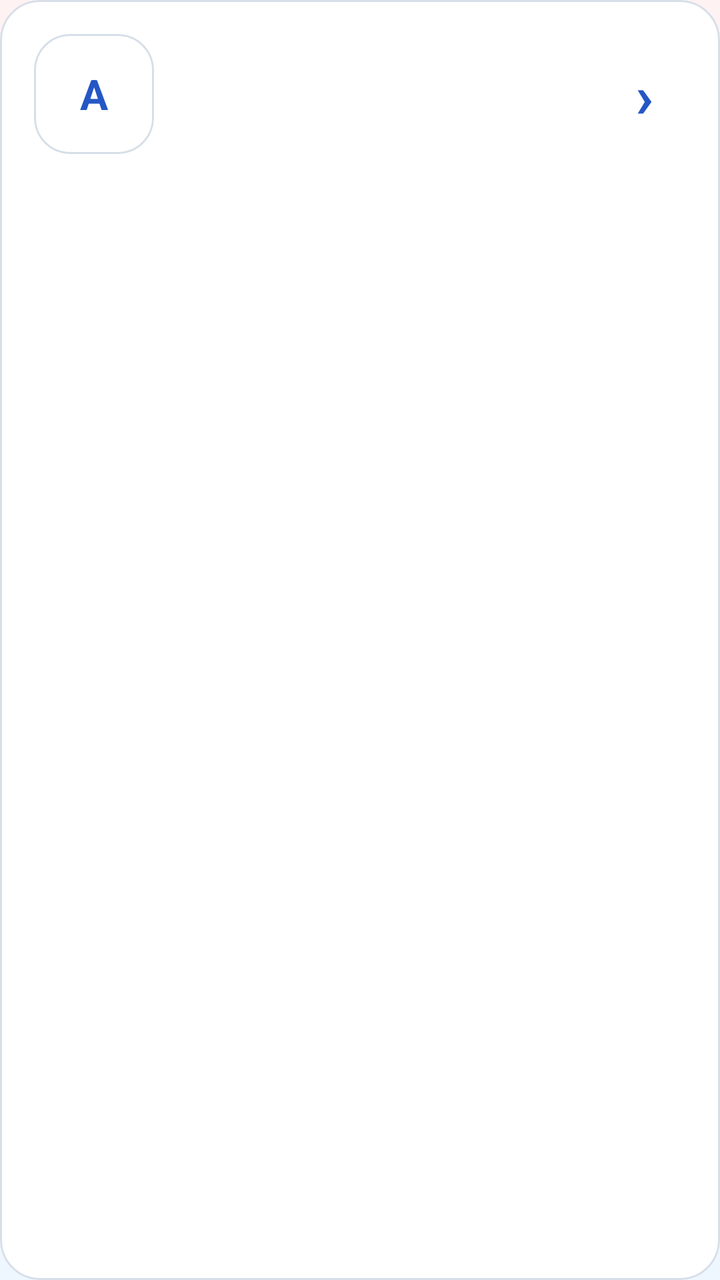
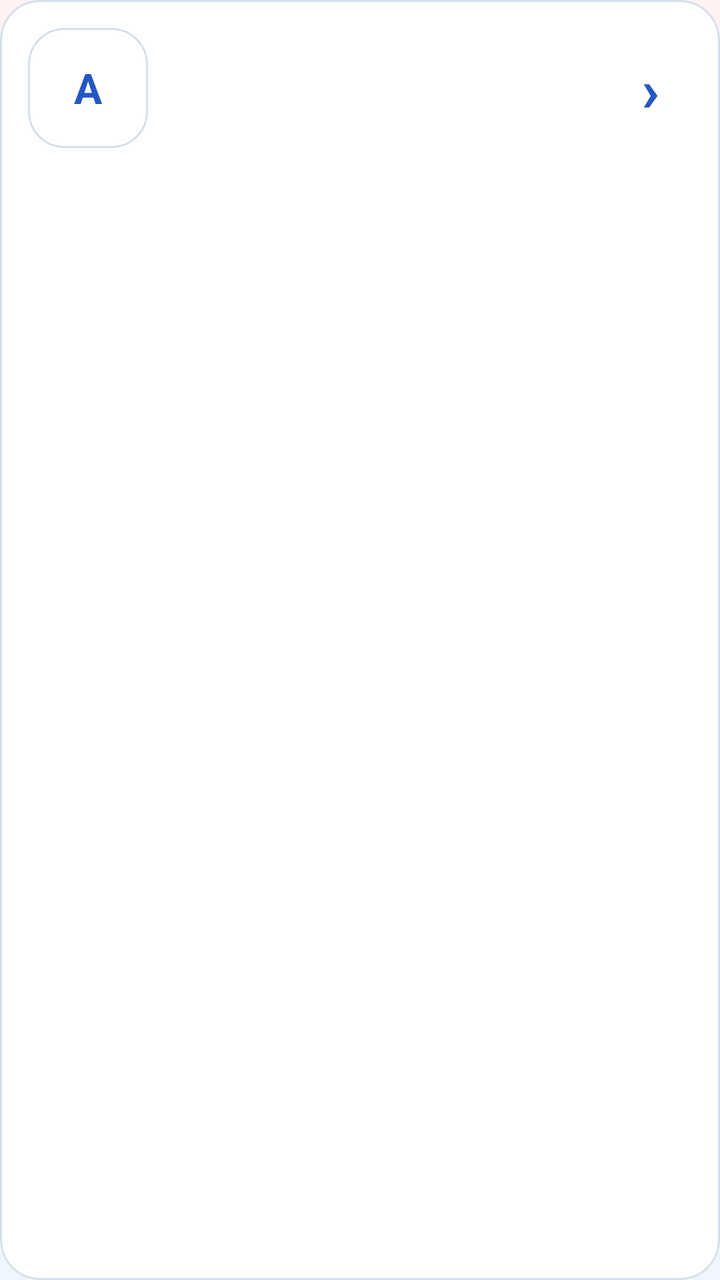

Screens rendered from an Android XML layout before and after an edit, with the pre-edit source and the edit as a unified diff.
<!-- AndroidManifest.xml: application theme Theme.StudySaathi -->
<!-- res/layout/item_subject.xml -->
<?xml version="1.0" encoding="utf-8"?>
<com.google.android.material.card.MaterialCardView xmlns:android="http://schemas.android.com/apk/res/android"
    xmlns:app="http://schemas.android.com/apk/res-auto"
    android:id="@+id/cardSubject"
    android:layout_width="match_parent"
    android:layout_height="wrap_content"
    android:layout_marginBottom="13dp"
    android:clickable="true"
    android:focusable="true"
    android:foreground="?attr/selectableItemBackground"
    app:cardBackgroundColor="@color/ss_surface"
    app:cardCornerRadius="20dp"
    app:cardElevation="0dp"
    app:strokeColor="@color/ss_outline"
    app:strokeWidth="1dp">

    <LinearLayout
        android:layout_width="match_parent"
        android:layout_height="wrap_content"
        android:gravity="center_vertical"
        android:orientation="horizontal"
        android:padding="17dp">

        <com.google.android.material.card.MaterialCardView
            android:id="@+id/cardSubjectIcon"
            android:layout_width="60dp"
            android:layout_height="60dp"
            app:cardBackgroundColor="@color/ss_surface"
            app:cardCornerRadius="18dp"
            app:cardElevation="0dp"
            app:strokeColor="@color/ss_outline"
            app:strokeWidth="1dp">

            <TextView
                android:id="@+id/textSubjectIcon"
                android:layout_width="match_parent"
                android:layout_height="match_parent"
                android:fontFamily="sans-serif-rounded"
                android:gravity="center"
                android:text="A"
                android:textColor="@color/ss_primary"
                android:textSize="21sp"
                android:textStyle="bold" />

        </com.google.android.material.card.MaterialCardView>

        <LinearLayout
            android:layout_width="0dp"
            android:layout_height="wrap_content"
            android:layout_marginStart="15dp"
            android:layout_weight="1"
            android:orientation="vertical">

            <TextView
                android:id="@+id/textSubjectName"
                android:layout_width="match_parent"
                android:layout_height="wrap_content"
                android:fontFamily="sans-serif-rounded"
                android:textColor="@color/ss_text_primary"
                android:textSize="18sp"
                android:textStyle="bold" />

            <TextView
                android:id="@+id/textSubjectDescription"
                android:layout_width="match_parent"
                android:layout_height="wrap_content"
                android:layout_marginTop="5dp"
                android:fontFamily="sans-serif"
                android:lineSpacingExtra="2dp"
                android:textColor="@color/ss_text_secondary"
                android:textSize="13sp" />

        </LinearLayout>

        <TextView
            android:id="@+id/textSubjectArrow"
            android:layout_width="42dp"
            android:layout_height="42dp"
            android:layout_marginStart="8dp"
            android:fontFamily="sans-serif-rounded"
            android:gravity="center"
            android:text="›"
            android:textColor="@color/ss_primary"
            android:textSize="30sp"
            android:textStyle="bold" />

    </LinearLayout>

</com.google.android.material.card.MaterialCardView>
<!-- resources referenced by this layout -->
<resources>
  <color name="ss_outline">#D6DEE9</color>
  <color name="ss_primary">#2457C5</color>
  <color name="ss_surface">#FFFFFF</color>
  <color name="ss_text_primary">#182230</color>
  <color name="ss_text_secondary">#566273</color>
  <style name="Theme.StudySaathi" parent="Theme.Material3.DayNight.NoActionBar">
  
          
          <item name="colorPrimary">@color/ss_primary</item>
          <item name="colorOnPrimary">@color/ss_on_primary</item>
          <item name="colorPrimaryContainer">@color/ss_blue_soft</item>
          <item name="colorOnPrimaryContainer">@color/ss_primary_dark</item>
  
          <item name="colorSecondary">@color/ss_secondary</item>
          <item name="colorOnSecondary">@color/ss_on_secondary</item>
          <item name="colorSecondaryContainer">@color/ss_teal_soft</item>
          <item name="colorOnSecondaryContainer">@color/ss_secondary</item>
  
          <item name="colorTertiary">@color/ss_tertiary</item>
          <item name="colorOnTertiary">@color/ss_on_tertiary</item>
          <item name="colorTertiaryContainer">@color/ss_yellow_soft</item>
          <item name="colorOnTertiaryContainer">@color/ss_tertiary</item>
  
          
          <item name="android:colorBackground">@color/ss_background</item>
          <item name="colorSurface">@color/ss_surface</item>
          <item name="colorSurfaceVariant">@color/ss_surface_soft</item>
          <item name="colorOnSurface">@color/ss_text_primary</item>
          <item name="colorOnSurfaceVariant">@color/ss_text_secondary</item>
  
          
          <item name="colorOutline">@color/ss_outline</item>
          <item name="colorError">@color/ss_error</item>
          <item name="colorOnError">@color/white</item>
          <item name="colorErrorContainer">@color/ss_red_soft</item>
          <item name="colorOnErrorContainer">@color/ss_error</item>
  
          
          <item name="android:windowBackground">@drawable/bg_app_soft_mix</item>
          <item name="android:statusBarColor">@color/ss_background</item>
          <item name="android:navigationBarColor">@color/ss_background</item>
  
          <item name="android:windowLightStatusBar">true</item>
          <item name="android:windowLightNavigationBar">true</item>
          <item name="android:forceDarkAllowed">false</item>
  
          <item name="android:windowNoTitle">true</item>
          <item name="windowActionModeOverlay">true</item>
  
          
          <item name="android:colorAccent">@color/ss_primary</item>
          <item name="colorControlActivated">@color/ss_primary</item>
          <item name="colorControlNormal">@color/ss_text_secondary</item>
  
      </style>
  <color name="ss_on_primary">#FFFFFF</color>
  <color name="ss_blue_soft">#EAF2FF</color>
  <color name="ss_primary_dark">#173F99</color>
  <color name="ss_secondary">#087F8C</color>
  <color name="ss_on_secondary">#FFFFFF</color>
  <color name="ss_teal_soft">#EAF8F8</color>
  <color name="ss_tertiary">#8A5A00</color>
  <color name="ss_on_tertiary">#FFFFFF</color>
  <color name="ss_yellow_soft">#FFF8E8</color>
  <color name="ss_background">#F7F9FC</color>
  <color name="ss_surface_soft">#F0F4FA</color>
  <color name="ss_error">#BA1A1A</color>
  <color name="white">#FFFFFFFF</color>
  <color name="ss_red_soft">#FFF0F0</color>
  <!-- drawable bg_app_soft_mix (drawable) -->
  <?xml version="1.0" encoding="utf-8"?>
  <shape xmlns:android="http://schemas.android.com/apk/res/android"
      android:shape="rectangle">
  
      <gradient
          android:angle="270"
          android:centerColor="#F2FBF3"
          android:endColor="#EEF7FF"
          android:startColor="#FFF2F2"
          android:type="linear" />
  
  </shape>
</resources>

<!-- the commit's change to res/layout/item_subject.xml (unified diff, before → after) -->
@@ -19,7 +19,7 @@
         android:layout_height="wrap_content"
         android:gravity="center_vertical"
         android:orientation="horizontal"
-        android:padding="17dp">
+        android:padding="14dp">
 
         <com.google.android.material.card.MaterialCardView
             android:id="@+id/cardSubjectIcon"
